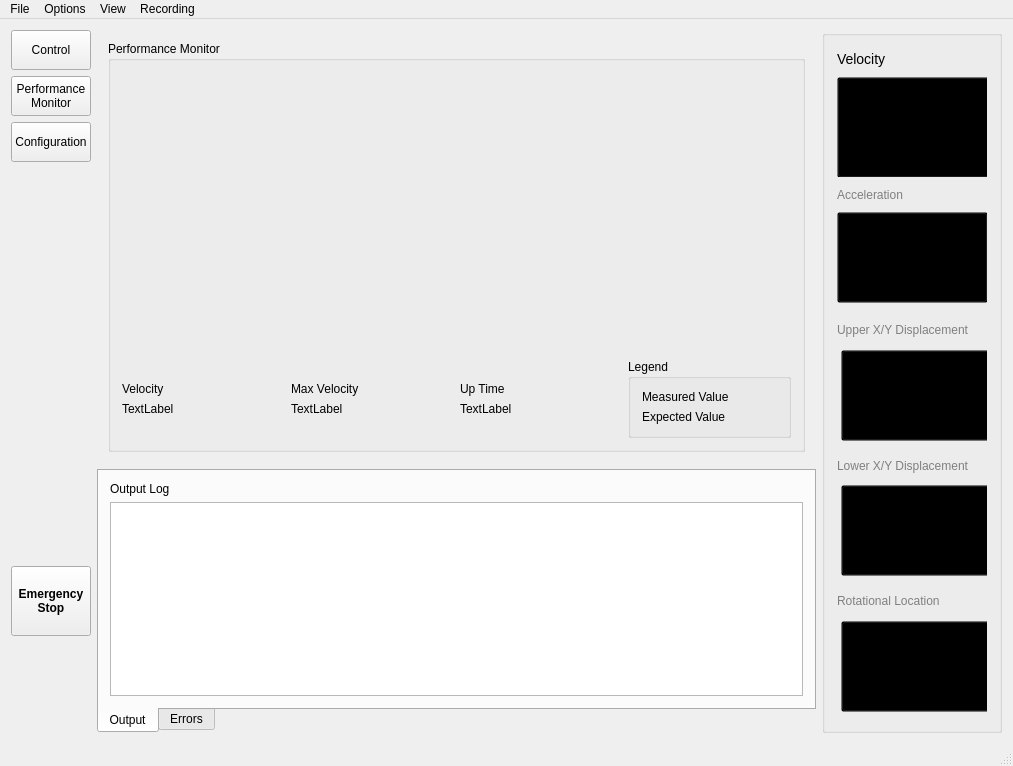
The window that FESS-GUI/mainwindow.ui (FIGS-FESS/FESSGUI) describes before a commit, drawn with Qt 5.
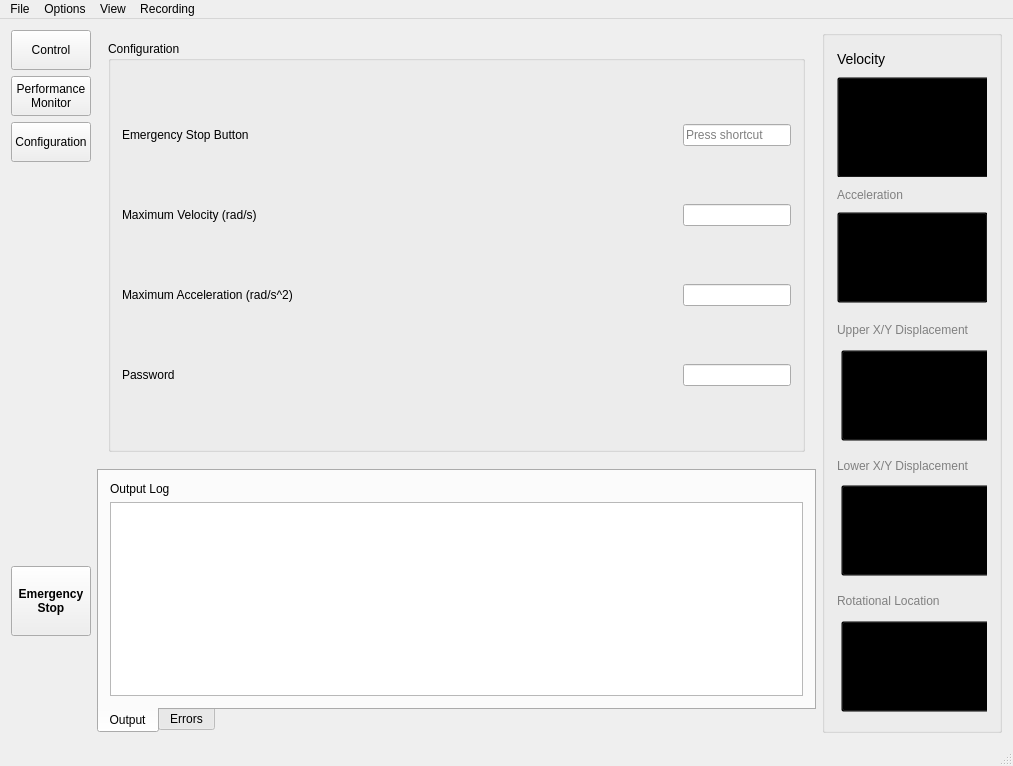
The same window after the commit. The open tabs and pages were chosen to show the change. Custom widgets are drawn as their Qt base class.

What changed in the file:
```diff
--- a/FESS-GUI/mainwindow.ui
+++ b/FESS-GUI/mainwindow.ui
@@ -338,49 +338,49 @@
            <property name="verticalSpacing">
             <number>6</number>
            </property>
-           <item row="1" column="1" alignment="Qt::AlignBottom">
+           <item row="3" column="0" alignment="Qt::AlignTop">
+            <widget class="QLabel" name="label_12">
+             <property name="text">
+              <string>TextLabel</string>
+             </property>
+            </widget>
+           </item>
+           <item row="3" column="1" alignment="Qt::AlignTop">
+            <widget class="QLabel" name="label_13">
+             <property name="text">
+              <string>TextLabel</string>
+             </property>
+            </widget>
+           </item>
+           <item row="2" column="1" alignment="Qt::AlignBottom">
             <widget class="QLabel" name="label_8">
              <property name="text">
               <string>Max Velocity</string>
              </property>
             </widget>
            </item>
-           <item row="1" column="2" alignment="Qt::AlignBottom">
+           <item row="2" column="2" alignment="Qt::AlignBottom">
             <widget class="QLabel" name="label_9">
              <property name="text">
               <string>Up Time</string>
              </property>
             </widget>
            </item>
-           <item row="1" column="0" alignment="Qt::AlignBottom">
+           <item row="2" column="0" alignment="Qt::AlignBottom">
             <widget class="QLabel" name="label_7">
              <property name="text">
               <string>Velocity</string>
              </property>
             </widget>
            </item>
-           <item row="2" column="1" alignment="Qt::AlignTop">
-            <widget class="QLabel" name="label_13">
-             <property name="text">
-              <string>TextLabel</string>
-             </property>
-            </widget>
-           </item>
-           <item row="2" column="0" alignment="Qt::AlignTop">
-            <widget class="QLabel" name="label_12">
-             <property name="text">
-              <string>TextLabel</string>
-             </property>
-            </widget>
-           </item>
-           <item row="2" column="2" alignment="Qt::AlignTop">
+           <item row="3" column="2" alignment="Qt::AlignTop">
             <widget class="QLabel" name="label_14">
              <property name="text">
               <string>TextLabel</string>
              </property>
             </widget>
            </item>
-           <item row="1" column="3" rowspan="2">
+           <item row="2" column="3" rowspan="2">
             <widget class="QGroupBox" name="groupBox_4">
              <property name="title">
               <string>Legend</string>
@@ -403,8 +403,17 @@
              </layout>
             </widget>
            </item>
-           <item row="0" column="0" colspan="4">
+           <item row="1" column="0" colspan="4">
             <widget class="QStackedWidget" name="stackedWidget_2">
+             <property name="sizePolicy">
+              <sizepolicy hsizetype="Preferred" vsizetype="Preferred">
+               <horstretch>0</horstretch>
+               <verstretch>0</verstretch>
+              </sizepolicy>
+             </property>
+             <property name="currentIndex">
+              <number>4</number>
+             </property>
              <widget class="QWidget" name="velPage">
               <layout class="QVBoxLayout" name="verticalLayout_13">
                <item>
@@ -441,9 +450,22 @@
               </layout>
              </widget>
              <widget class="QWidget" name="rotPage">
+              <property name="sizePolicy">
+               <sizepolicy hsizetype="Preferred" vsizetype="Preferred">
+                <horstretch>0</horstretch>
+                <verstretch>0</verstretch>
+               </sizepolicy>
+              </property>
               <layout class="QVBoxLayout" name="verticalLayout_17">
                <item>
-                <widget class="QCustomPlot" name="mainRotGraph" native="true"/>
+                <widget class="QCustomPlot" name="mainRotGraph" native="true">
+                 <property name="sizePolicy">
+                  <sizepolicy hsizetype="Preferred" vsizetype="Preferred">
+                   <horstretch>0</horstretch>
+                   <verstretch>0</verstretch>
+                  </sizepolicy>
+                 </property>
+                </widget>
                </item>
               </layout>
              </widget>
@@ -454,6 +476,99 @@
         </item>
        </layout>
       </widget>
+      <widget class="QWidget" name="configPage">
+       <layout class="QVBoxLayout" name="verticalLayout_18">
+        <item>
+         <widget class="QGroupBox" name="groupBox_5">
+          <property name="title">
+           <string>Configuration</string>
+          </property>
+          <layout class="QGridLayout" name="gridLayout_4">
+           <item row="0" column="1">
+            <widget class="QKeySequenceEdit" name="eStopKey">
+             <property name="sizePolicy">
+              <sizepolicy hsizetype="Fixed" vsizetype="Fixed">
+               <horstretch>0</horstretch>
+               <verstretch>0</verstretch>
+              </sizepolicy>
+             </property>
+            </widget>
+           </item>
+           <item row="1" column="1">
+            <widget class="QLineEdit" name="maxVel">
+             <property name="sizePolicy">
+              <sizepolicy hsizetype="Fixed" vsizetype="Fixed">
+               <horstretch>0</horstretch>
+               <verstretch>0</verstretch>
+              </sizepolicy>
+             </property>
+             <property name="inputMethodHints">
+              <set>Qt::ImhDigitsOnly</set>
+             </property>
+            </widget>
+           </item>
+           <item row="0" column="0">
+            <widget class="QLabel" name="label_22">
+             <property name="text">
+              <string>Emergency Stop Button</string>
+             </property>
+            </widget>
+           </item>
+           <item row="1" column="0">
+            <widget class="QLabel" name="label_23">
+             <property name="text">
+              <string>Maximum Velocity (rad/s)</string>
+             </property>
+            </widget>
+           </item>
+           <item row="2" column="1">
+            <widget class="QLineEdit" name="maxAccel">
+             <property name="sizePolicy">
+              <sizepolicy hsizetype="Fixed" vsizetype="Fixed">
+               <horstretch>0</horstretch>
+               <verstretch>0</verstretch>
+              </sizepolicy>
+             </property>
+             <property name="inputMethodHints">
+              <set>Qt::ImhDigitsOnly</set>
+             </property>
+            </widget>
+           </item>
+           <item row="2" column="0">
+            <widget class="QLabel" name="label_24">
+             <property name="text">
+              <string>Maximum Acceleration (rad/s^2)</string>
+             </property>
+            </widget>
+           </item>
+           <item row="3" column="0">
+            <widget class="QLabel" name="label_25">
+             <property name="text">
+              <string>Password</string>
+             </property>
+            </widget>
+           </item>
+           <item row="3" column="1">
+            <widget class="QLineEdit" name="lineEdit">
+             <property name="sizePolicy">
+              <sizepolicy hsizetype="Fixed" vsizetype="Fixed">
+               <horstretch>0</horstretch>
+               <verstretch>0</verstretch>
+              </sizepolicy>
+             </property>
+             <property name="inputMethodHints">
+              <set>Qt::ImhHiddenText|Qt::ImhNoAutoUppercase|Qt::ImhNoPredictiveText|Qt::ImhSensitiveData</set>
+             </property>
+             <property name="readOnly">
+              <bool>false</bool>
+             </property>
+            </widget>
+           </item>
+          </layout>
+         </widget>
+        </item>
+       </layout>
+      </widget>
      </widget>
     </item>
     <item row="1" column="1">
```
Left out of the diff: 548 changed lines with no effect on the pictures.
